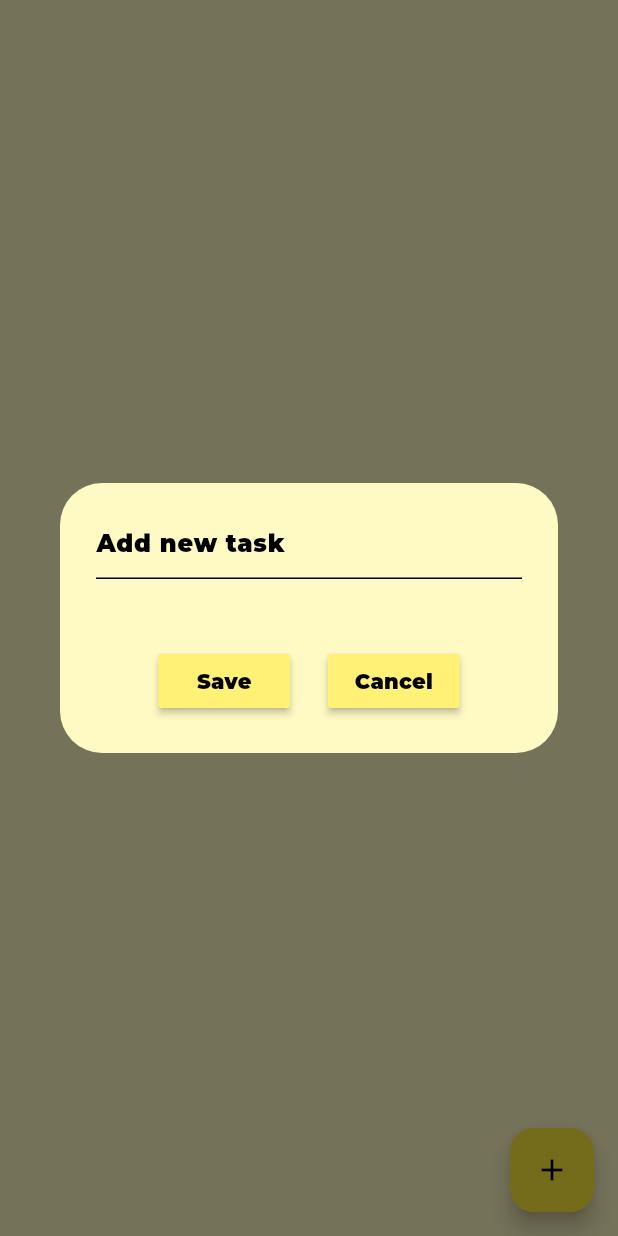
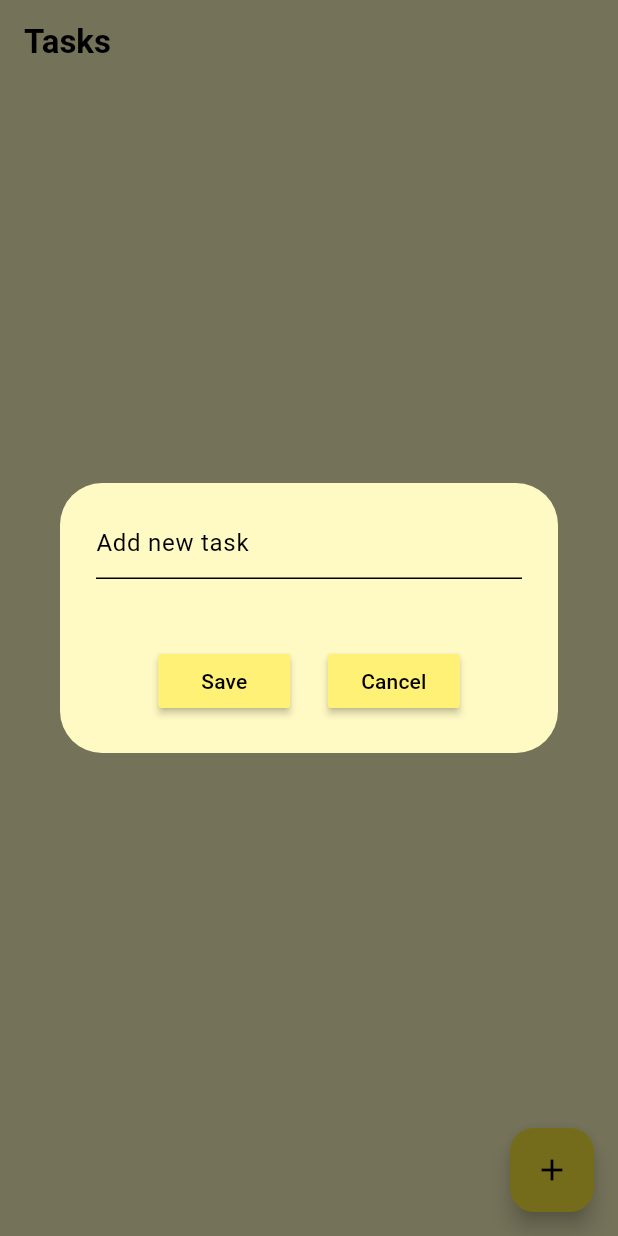
Before and after one commit to ahmed-nasser-bk/todo_app, a Flutter app: the screen it shows after launch, after a tap on the "add" icon, on a phone screen of 412 x 824 dp. Run offline on Flutter 3.47's test engine with Material 3 defaults, Android fonts, the phone set to English and light mode, and no system bars; our stand-ins replace flutter_slidable.

Commit message:
Updating gradle version & adding AppBar

```diff
--- a/lib/dialog_box.dart
+++ b/lib/dialog_box.dart
@@ -43,7 +43,7 @@ class DialogBox extends StatelessWidget {
                   child: Text(
                     'Save',
                     style: TextStyle(
-                      color: Theme.of(context).colorScheme.secondary
+                      color: Theme.of(context).colorScheme.onSecondary
                     ),
                   ),
                 ),
@@ -54,7 +54,7 @@ class DialogBox extends StatelessWidget {
                   child: Text(
                     'Cancel',
                     style: TextStyle(
-                      color: Theme.of(context).colorScheme.secondary,
+                      color: Theme.of(context).colorScheme.onSecondary,
                     ),
                   ),
                 ),
--- a/lib/home_page.dart
+++ b/lib/home_page.dart
@@ -42,9 +42,11 @@ class _HomePageState extends State<HomePage> {
 
   @override
   Widget build(BuildContext context) {
-    return SafeArea(
-      child: Scaffold(
+    return Scaffold(
       backgroundColor: Theme.of(context).colorScheme.surface,
+      appBar: AppBar(
+        title: const Text('Tasks', style: TextStyle(fontWeight: FontWeight.bold),),
+      ),
       floatingActionButton: FloatingActionButton(
         onPressed: () {
           showDialog(
@@ -72,7 +74,6 @@ class _HomePageState extends State<HomePage> {
           );
         }
       ),
-      ),
     );
   }
 }
--- a/lib/main.dart
+++ b/lib/main.dart
@@ -15,6 +15,7 @@ class MyApp extends StatelessWidget {
       debugShowCheckedModeBanner: false,
       theme: ThemeClass.lightTheme,
       darkTheme: ThemeClass.darkTheme,
+      //to follow system mode
       themeMode: ThemeMode.system,
       home: const HomePage(),
     );
--- a/lib/themes.dart
+++ b/lib/themes.dart
@@ -14,7 +14,6 @@ class ThemeClass {
       secondary: Colors.black,
       onSecondary: Colors.black,
     ),
-    fontFamily: 'Montserrat'
   );
 
   static ThemeData darkTheme = ThemeData(
--- a/pubspec.yaml
+++ b/pubspec.yaml
@@ -79,7 +79,7 @@ flutter:
   fonts:
     - family: Montserrat
       fonts:
-        - asset: fonts/Montserrat-Black.ttf
+        - asset: fonts/Montserrat-Regular.ttf
   #
   # For details regarding fonts from package dependencies,
   # see https://flutter.dev/custom-fonts/#from-packages
```
Also changed, not shown: 127 other files. Lines whose indentation alone changed are shown as unchanged.
